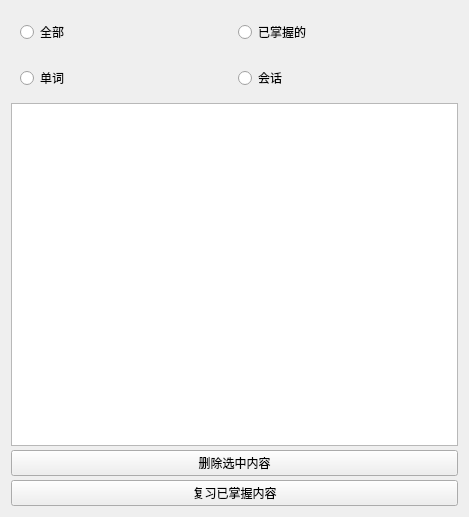
Above: Word_Sentence exercise tool/vocabpage.ui from ArmoredP1g/WordPass before the change. Below: the same form after it.
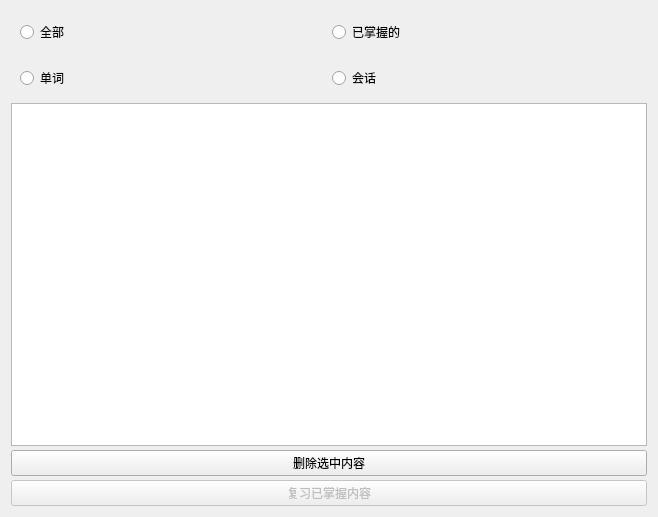
That is the form after the change.

The edit to the form file:
```diff
--- a/Word_Sentence exercise tool/vocabpage.ui
+++ b/Word_Sentence exercise tool/vocabpage.ui
@@ -9,7 +9,7 @@
    <rect>
     <x>0</x>
     <y>0</y>
-    <width>469</width>
+    <width>658</width>
     <height>517</height>
    </rect>
   </property>
@@ -72,6 +72,9 @@
    </item>
    <item>
     <widget class="QPushButton" name="pb_reviewMastered">
+     <property name="enabled">
+      <bool>false</bool>
+     </property>
      <property name="text">
       <string>复习已掌握内容</string>
      </property>
```
